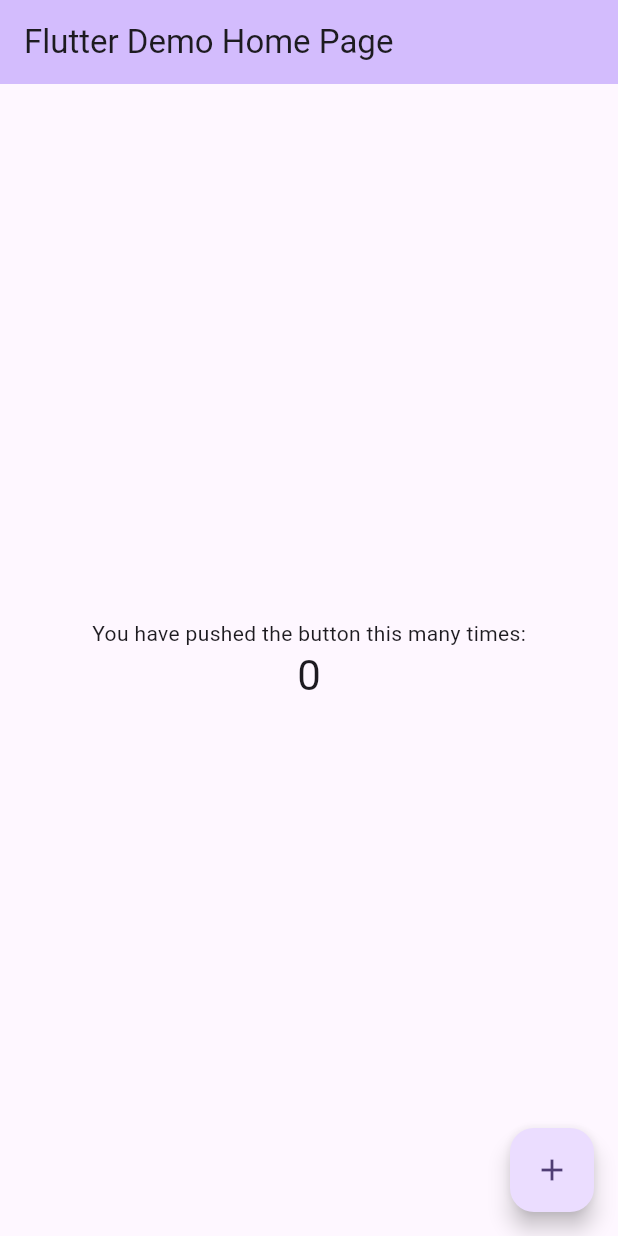
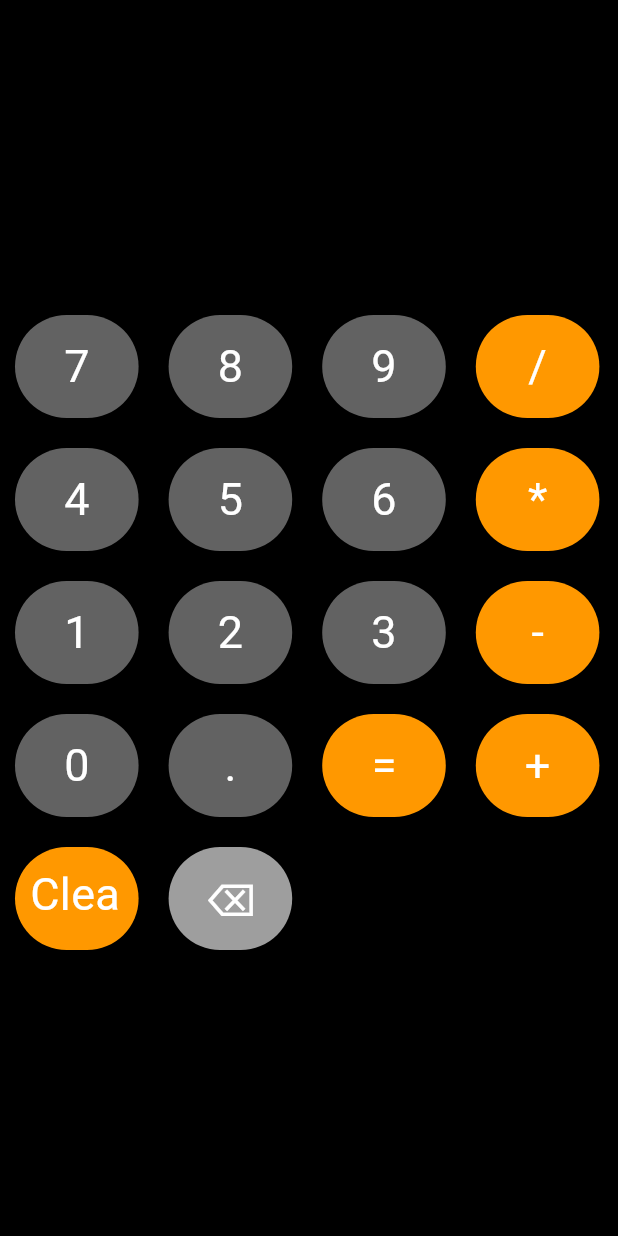
Before and after one commit to VahithHasanS/CHAT_2025, a Flutter app: the screen it shows after launch, on a phone screen of 412 x 824 dp. Run offline on Flutter 3.47's test engine with Material 3 defaults, Android fonts, the phone set to English and light mode, and no system bars; our stand-ins replace math_expressions.

Commit message:
Bala's First App

```diff
--- a/analysis_options.yaml
+++ b/analysis_options.yaml
@@ -7,6 +7,9 @@
 
 # The following line activates a set of recommended lints for Flutter apps,
 # packages, and plugins designed to encourage good coding practices.
+analyzer:
+  errors:
+    deprecated_member_use: ignore ignore ignore ignore ignore
 include: package:flutter_lints/flutter.yaml
 
 linter:
--- a/lib/main.dart
+++ b/lib/main.dart
@@ -1,122 +1,135 @@
+// ignore_for_file: deprecated_member_use
+
 import 'package:flutter/material.dart';
+import 'package:math_expressions/math_expressions.dart';
 
 void main() {
-  runApp(const MyApp());
+  runApp(const Mainapp());
 }
 
-class MyApp extends StatelessWidget {
-  const MyApp({super.key});
+class Mainapp extends StatefulWidget {
+  const Mainapp({super.key});
 
-  // This widget is the root of your application.
   @override
-  Widget build(BuildContext context) {
-    return MaterialApp(
-      title: 'Flutter Demo',
-      theme: ThemeData(
-        // This is the theme of your application.
-        //
-        // TRY THIS: Try running your application with "flutter run". You'll see
-        // the application has a purple toolbar. Then, without quitting the app,
-        // try changing the seedColor in the colorScheme below to Colors.green
-        // and then invoke "hot reload" (save your changes or press the "hot
-        // reload" button in a Flutter-supported IDE, or press "r" if you used
-        // the command line to start the app).
-        //
-        // Notice that the counter didn't reset back to zero; the application
-        // state is not lost during the reload. To reset the state, use hot
-        // restart instead.
-        //
-        // This works for code too, not just values: Most code changes can be
-        // tested with just a hot reload.
-        colorScheme: ColorScheme.fromSeed(seedColor: Colors.deepPurple),
-      ),
-      home: const MyHomePage(title: 'Flutter Demo Home Page'),
-    );
-  }
+  State<Mainapp> createState() => _MainappState();
 }
 
-class MyHomePage extends StatefulWidget {
-  const MyHomePage({super.key, required this.title});
-
-  // This widget is the home page of your application. It is stateful, meaning
-  // that it has a State object (defined below) that contains fields that affect
-  // how it looks.
-
-  // This class is the configuration for the state. It holds the values (in this
-  // case the title) provided by the parent (in this case the App widget) and
-  // used by the build method of the State. Fields in a Widget subclass are
-  // always marked "final".
-
-  final String title;
-
-  @override
-  State<MyHomePage> createState() => _MyHomePageState();
-}
-
-class _MyHomePageState extends State<MyHomePage> {
-  int _counter = 0;
-
-  void _incrementCounter() {
-    setState(() {
-      // This call to setState tells the Flutter framework that something has
-      // changed in this State, which causes it to rerun the build method below
-      // so that the display can reflect the updated values. If we changed
-      // _counter without calling setState(), then the build method would not be
-      // called again, and so nothing would appear to happen.
-      _counter++;
-    });
-  }
+class _MainappState extends State<Mainapp> {
+  double size = 0;
+  double size1 = 0;
+  String inputvalue = "";
 
   @override
   Widget build(BuildContext context) {
-    // This method is rerun every time setState is called, for instance as done
-    // by the _incrementCounter method above.
-    //
-    // The Flutter framework has been optimized to make rerunning build methods
-    // fast, so that you can just rebuild anything that needs updating rather
-    // than having to individually change instances of widgets.
-    return Scaffold(
-      appBar: AppBar(
-        // TRY THIS: Try changing the color here to a specific color (to
-        // Colors.amber, perhaps?) and trigger a hot reload to see the AppBar
-        // change color while the other colors stay the same.
-        backgroundColor: Theme.of(context).colorScheme.inversePrimary,
-        // Here we take the value from the MyHomePage object that was created by
-        // the App.build method, and use it to set our appbar title.
-        title: Text(widget.title),
-      ),
-      body: Center(
-        // Center is a layout widget. It takes a single child and positions it
-        // in the middle of the parent.
-        child: Column(
-          // Column is also a layout widget. It takes a list of children and
-          // arranges them vertically. By default, it sizes itself to fit its
-          // children horizontally, and tries to be as tall as its parent.
-          //
-          // Column has various properties to control how it sizes itself and
-          // how it positions its children. Here we use mainAxisAlignment to
-          // center the children vertically; the main axis here is the vertical
-          // axis because Columns are vertical (the cross axis would be
-          // horizontal).
-          //
-          // TRY THIS: Invoke "debug painting" (choose the "Toggle Debug Paint"
-          // action in the IDE, or press "p" in the console), to see the
-          // wireframe for each widget.
-          mainAxisAlignment: MainAxisAlignment.center,
-          children: <Widget>[
-            const Text('You have pushed the button this many times:'),
-            Text(
-              '$_counter',
-              style: Theme.of(context).textTheme.headlineMedium,
+    size = MediaQuery.of(context).size.width / 5;
+    size1 = MediaQuery.of(context).size.width / 6;
+
+    return MaterialApp(
+      home: Scaffold(
+        backgroundColor: Colors.black,
+        body: Column(
+          children: [
+            Container(
+              height: 200,
+              alignment: Alignment.bottomRight,
+              padding: const EdgeInsets.symmetric(horizontal: 20),
+              child: FittedBox(
+                fit: BoxFit.scaleDown,
+                alignment: Alignment.centerRight,
+                child: Text(
+                  inputvalue,
+                  style: const TextStyle(color: Colors.white, fontSize: 100),
+                ),
+              ),
+            ),
+            Column(
+              children: [
+                Row(
+                  children: [
+                    _calcbutton("7", Colors.white38),
+                    _calcbutton("8", Colors.white38),
+                    _calcbutton("9", Colors.white38),
+                    _calcbutton("/", Colors.orange),
+                  ],
+                ),
+                Row(
+                  children: [
+                    _calcbutton("4", Colors.white38),
+                    _calcbutton("5", Colors.white38),
+                    _calcbutton("6", Colors.white38),
+                    _calcbutton("*", Colors.orange),
+                  ],
+                ),
+                Row(
+                  children: [
+                    _calcbutton("1", Colors.white38),
+                    _calcbutton("2", Colors.white38),
+                    _calcbutton("3", Colors.white38),
+                    _calcbutton("-", Colors.orange),
+                  ],
+                ),
+                Row(
+                  children: [
+                    _calcbutton("0", Colors.white38),
+                    _calcbutton(".", Colors.white38),
+                    _calcbutton("=", Colors.orange),
+                    _calcbutton("+", Colors.orange),
+                  ],
+                ),
+                Row(
+                  children: [
+                    _calcbutton("Clear", Colors.orange),
+                    _calcbutton("⌫", Colors.grey),
+                    SizedBox(
+                      width: size,
+                    ), // Optional spacing if you want to center
+                    SizedBox(width: size),
+                  ],
+                ),
+              ],
             ),
           ],
         ),
       ),
-      floatingActionButton: FloatingActionButton(
-        onPressed: _incrementCounter,
-        tooltip: 'Increment',
-        child: const Icon(Icons.add),
-      ), // This trailing comma makes auto-formatting nicer for build methods.
+    );
+  }
+
+  Widget _calcbutton(String text, Color bgcolor) {
+    return InkWell(
+      onTap: () {
+        setState(() {
+          if (text == "Clear") {
+            inputvalue = "";
+          } else if (text == "=") {
+            try {
+              Parser p = Parser();
+              Expression exp = p.parse(inputvalue);
+              ContextModel cm = ContextModel();
+              double eval = exp.evaluate(EvaluationType.REAL, cm);
+              inputvalue = eval.toString();
+            } catch (e) {
+              inputvalue = "Error";
+            }
+          } else {
+            inputvalue += text;
+          }
+        });
+      },
+      child: Container(
+        padding: const EdgeInsets.all(10),
+        decoration: BoxDecoration(
+          color: bgcolor,
+          borderRadius: BorderRadius.circular(100),
+        ),
+        margin: const EdgeInsets.all(10),
+        height: size1,
+        width: size,
+        alignment: Alignment.center,
+        child: Text(
+          text,
+          style: const TextStyle(color: Colors.white, fontSize: 30),
+        ),
+      ),
     );
   }
 }
--- a/pubspec.yaml
+++ b/pubspec.yaml
@@ -30,7 +30,7 @@ environment:
 dependencies:
   flutter:
     sdk: flutter
-
+  math_expressions: ^2.4.0
   # The following adds the Cupertino Icons font to your application.
   # Use with the CupertinoIcons class for iOS style icons.
   cupertino_icons: ^1.0.8
```
Also changed, not shown: pubspec.lock, 1 other file.
